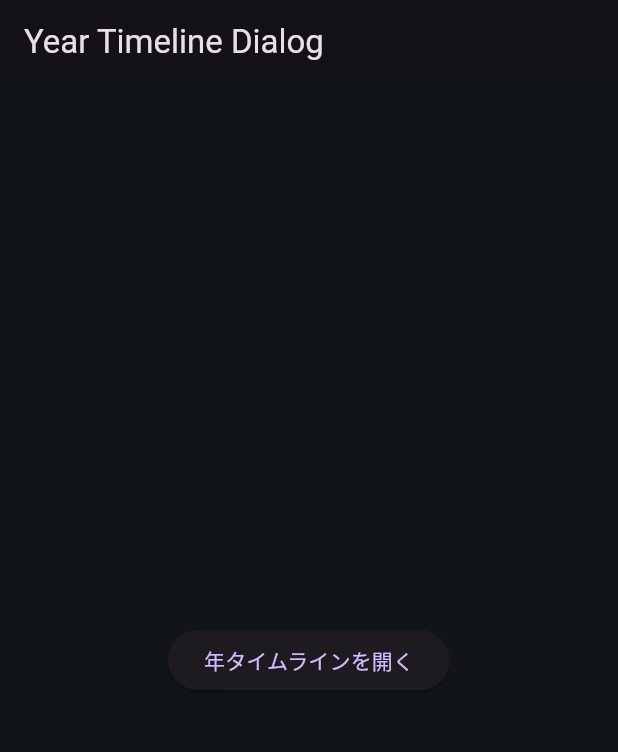
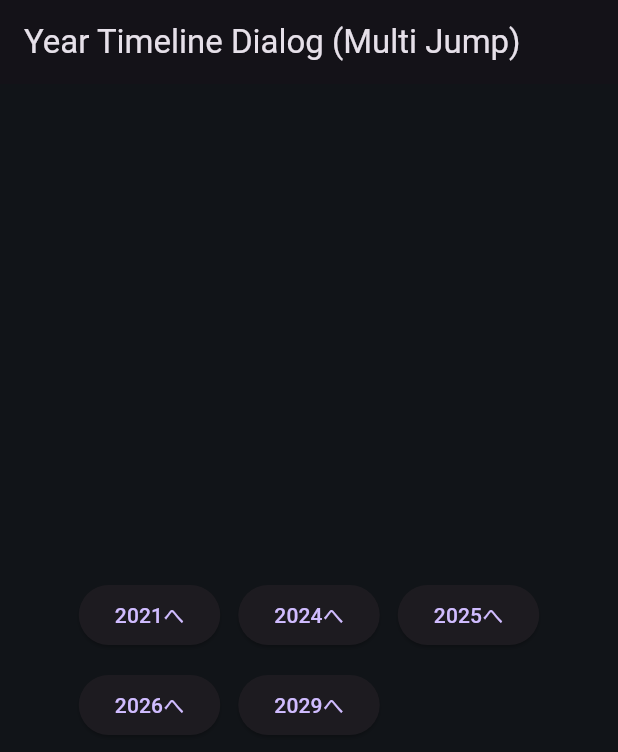
Before and after one commit to toyotarou/test_flutter_yearly_schedule_sample, a Flutter app: the screen it shows after launch, on a phone screen of 412 x 824 dp. Shown: the top 752 px of the screen. Run offline on Flutter 3.47's test engine with Material 3 defaults, Android fonts, the phone set to English and light mode, and no system bars; our stand-ins replace scroll_to_index.

Commit message:
commit 20251101

```diff
--- a/lib/main.dart
+++ b/lib/main.dart
@@ -16,21 +16,14 @@ class MyApp extends StatelessWidget {
   }
 }
 
-/// 画面にはボタンひとつ。押すと「年タイムライン」ダイアログが開く。
+/// 5つのボタンで、指定年へ自動スクロールしてダイアログを開く
 class HomePage extends StatelessWidget {
   const HomePage({super.key});
 
-  @override
-  Widget build(BuildContext context) {
-    return Scaffold(
-      appBar: AppBar(title: const Text('Year Timeline Dialog')),
-      body: Center(
-        child: ElevatedButton(onPressed: () => _openYearTimelineDialog(context), child: const Text('年タイムラインを開く')),
-      ),
-    );
-  }
+  static const int kStartYear = 2020;
+  static const int kYears = 10; // 2020〜2029
 
-  void _openYearTimelineDialog(BuildContext context) {
+  void _openYearTimelineDialog(BuildContext context, int initialScrollYear) {
     final Size screen = MediaQuery.of(context).size;
     final double dialogW = screen.width * 0.95;
     final double dialogH = screen.height * 0.9; // ダイアログは画面高の9割
@@ -45,21 +38,55 @@ class HomePage extends StatelessWidget {
           child: SizedBox(
             width: dialogW,
             height: dialogH,
-            // ★ 2020〜2029 の 10年固定。ダイアログ内で今年へ自動スクロール
-            child: const YearTimelineDialogBody(startYear: 2020, years: 10),
+            child: YearTimelineDialogBody(
+              startYear: kStartYear,
+              years: kYears,
+              initialScrollYear: initialScrollYear, // ★ここで指定
+            ),
           ),
         );
       },
     );
   }
+
+  Widget _btn(BuildContext context, String label, int year) {
+    return ElevatedButton(onPressed: () => _openYearTimelineDialog(context, year), child: Text(label));
+  }
+
+  @override
+  Widget build(BuildContext context) {
+    // ボタン5つ
+    return Scaffold(
+      appBar: AppBar(title: const Text('Year Timeline Dialog (Multi Jump)')),
+      body: Center(
+        child: Wrap(
+          spacing: 12,
+          runSpacing: 12,
+          children: <Widget>[
+            _btn(context, '2021へ', 2021),
+            _btn(context, '2024へ', 2024),
+            _btn(context, '2025へ', 2025),
+            _btn(context, '2026へ', 2026),
+            _btn(context, '2029へ', 2029),
+          ],
+        ),
+      ),
+    );
+  }
 }
 
-/// ===== ダイアログ中身（AutoScroll：確実に今年へスクロール） =====
+/// ===== ダイアログ中身（AutoScroll：指定年を先頭に揃える） =====
 class YearTimelineDialogBody extends StatefulWidget {
-  const YearTimelineDialogBody({super.key, required this.startYear, required this.years});
+  const YearTimelineDialogBody({
+    super.key,
+    required this.startYear,
+    required this.years,
+    required this.initialScrollYear,
+  });
 
-  final int startYear;
-  final int years;
+  final int startYear; // 例: 2020
+  final int years; // 例: 10（2020〜2029）
+  final int initialScrollYear; // ボタンで渡された年
 
   @override
   State<YearTimelineDialogBody> createState() => _YearTimelineDialogBodyState();
@@ -67,22 +94,18 @@ class YearTimelineDialogBody extends StatefulWidget {
 
 class _YearTimelineDialogBodyState extends State<YearTimelineDialogBody> {
   late final AutoScrollController _autoCtrl;
-  late final int _currentYear;
 
   @override
   void initState() {
     super.initState();
-    _currentYear = DateTime.now().year;
-
-    // AutoScrollController（縦方向）
     _autoCtrl = AutoScrollController(axis: Axis.vertical);
 
     WidgetsBinding.instance.addPostFrameCallback((_) async {
       // ignore: inference_failure_on_instance_creation, always_specify_types
       await Future.delayed(const Duration(milliseconds: 30));
-      final int? targetIndex = _yearToIndex(_currentYear);
+      final int? targetIndex = _yearToIndex(widget.initialScrollYear);
       if (targetIndex != null) {
-        // ★ ここを middle → begin に変更
+        // 先頭（上揃え）にスクロール
         await _autoCtrl.scrollToIndex(
           targetIndex,
           preferPosition: AutoScrollPosition.begin,
```
